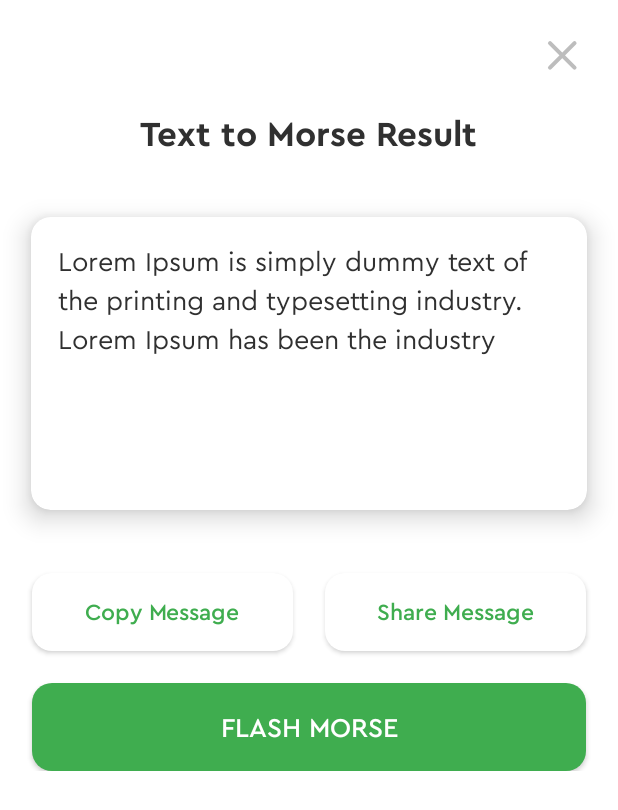
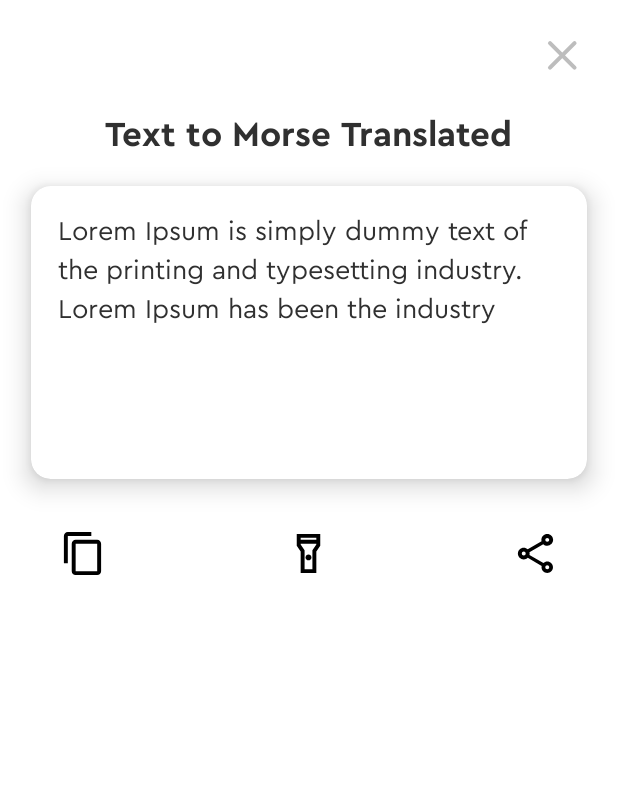
Before and after one commit to kyooz/morse_code_translator_android, an Android app: the layout dialog_bottom_translated.xml on its own in the app's theme, with its tools: preview values and no code run, on a phone screen of 412 x 824 dp. Shown: the top 810 px of the screen. Run offline under Robolectric (Android 15) with nearby library versions, the phone set to English and light mode, and no system bars.

Commit message:
change design translated bottom dialog

```diff
--- a/app/src/main/AndroidManifest.xml
+++ b/app/src/main/AndroidManifest.xml
@@ -23,15 +23,15 @@
         </activity>
         <activity
             android:name=".view.translator.TranslatorActivity"
-            android:exported="false"
+            android:exported="true"
             android:windowSoftInputMode="stateAlwaysHidden"
             />
 
         <activity
             android:name=".view.comunication.FlashComunicationActivity"
-            android:exported="false"
+            android:exported="true"
             android:windowSoftInputMode="stateAlwaysHidden"
-            android:theme="@style/AppThemeToolbar"
+            android:theme="@style/AppTheme"
             />
 
     </application>
--- /dev/null
+++ b/app/src/main/res/drawable/ic_copy_black.xml
@@ -0,0 +1,9 @@
+<vector xmlns:android="http://schemas.android.com/apk/res/android"
+    android:width="24dp"
+    android:height="24dp"
+    android:viewportWidth="24"
+    android:viewportHeight="24">
+  <path
+      android:pathData="M16.5,1H4.5C3.4,1 2.5,1.9 2.5,3V17H4.5V3H16.5V1ZM19.5,5H8.5C7.4,5 6.5,5.9 6.5,7V21C6.5,22.1 7.4,23 8.5,23H19.5C20.6,23 21.5,22.1 21.5,21V7C21.5,5.9 20.6,5 19.5,5ZM19.5,21H8.5V7H19.5V21Z"
+      android:fillColor="#000000"/>
+</vector>
--- /dev/null
+++ b/app/src/main/res/drawable/ic_flashlight_black.xml
@@ -0,0 +1,12 @@
+<vector xmlns:android="http://schemas.android.com/apk/res/android"
+    android:width="24dp"
+    android:height="24dp"
+    android:viewportWidth="24"
+    android:viewportHeight="24">
+  <path
+      android:pathData="M18,2H6V8L8,11V22H16V11L18,8V2ZM16,4V5H8V4H16ZM14,10.4V20H10V10.39L8,7.39V7H16V7.39L14,10.4Z"
+      android:fillColor="#000000"/>
+  <path
+      android:pathData="M12,15.5C12.828,15.5 13.5,14.828 13.5,14C13.5,13.172 12.828,12.5 12,12.5C11.172,12.5 10.5,13.172 10.5,14C10.5,14.828 11.172,15.5 12,15.5Z"
+      android:fillColor="#000000"/>
+</vector>
--- /dev/null
+++ b/app/src/main/res/drawable/ic_share_black.xml
@@ -0,0 +1,9 @@
+<vector xmlns:android="http://schemas.android.com/apk/res/android"
+    android:width="24dp"
+    android:height="24dp"
+    android:viewportWidth="24"
+    android:viewportHeight="24">
+  <path
+      android:pathData="M18,16.12C17.24,16.12 16.56,16.42 16.04,16.89L8.91,12.74C8.96,12.51 9,12.28 9,12.04C9,11.8 8.96,11.57 8.91,11.34L15.96,7.23C16.5,7.73 17.21,8.04 18,8.04C19.66,8.04 21,6.7 21,5.04C21,3.38 19.66,2.04 18,2.04C16.34,2.04 15,3.38 15,5.04C15,5.28 15.04,5.51 15.09,5.74L8.04,9.85C7.5,9.35 6.79,9.04 6,9.04C4.34,9.04 3,10.38 3,12.04C3,13.7 4.34,15.04 6,15.04C6.79,15.04 7.5,14.73 8.04,14.23L15.16,18.39C15.11,18.6 15.08,18.82 15.08,19.04C15.08,20.65 16.39,21.96 18,21.96C19.61,21.96 20.92,20.65 20.92,19.04C20.92,17.43 19.61,16.12 18,16.12ZM18,4.04C18.55,4.04 19,4.49 19,5.04C19,5.59 18.55,6.04 18,6.04C17.45,6.04 17,5.59 17,5.04C17,4.49 17.45,4.04 18,4.04ZM6,13.04C5.45,13.04 5,12.59 5,12.04C5,11.49 5.45,11.04 6,11.04C6.55,11.04 7,11.49 7,12.04C7,12.59 6.55,13.04 6,13.04ZM18,20.06C17.45,20.06 17,19.61 17,19.06C17,18.51 17.45,18.06 18,18.06C18.55,18.06 19,18.51 19,19.06C19,19.61 18.55,20.06 18,20.06Z"
+      android:fillColor="#000000"/>
+</vector>
--- a/app/src/main/res/layout/dialog_bottom_translated.xml
+++ b/app/src/main/res/layout/dialog_bottom_translated.xml
@@ -1,16 +1,17 @@
 <?xml version="1.0" encoding="utf-8"?>
 <LinearLayout xmlns:android="http://schemas.android.com/apk/res/android"
     xmlns:app="http://schemas.android.com/apk/res-auto"
-    android:orientation="vertical"
     android:layout_width="match_parent"
-    android:layout_height="match_parent"
-    >
+    android:layout_height="wrap_content"
+    android:orientation="vertical">
 
     <LinearLayout
         android:layout_width="match_parent"
         android:layout_height="wrap_content"
         android:orientation="vertical"
-        android:padding="@dimen/_16sdp"
+        android:paddingStart="@dimen/_16sdp"
+        android:paddingEnd="@dimen/_16sdp"
+        android:paddingTop="@dimen/_16sdp"
         >
 
         <ImageView
@@ -18,18 +19,16 @@
             android:layout_width="@dimen/_25sdp"
             android:layout_height="@dimen/_25sdp"
             android:layout_gravity="end|top"
-            android:src="@drawable/ic_close"
-            />
+            android:src="@drawable/ic_close" />
 
         <TextView
             android:id="@+id/tvTitle"
+            style="@style/textH2"
             android:layout_width="wrap_content"
             android:layout_height="wrap_content"
             android:layout_gravity="center"
             android:layout_marginTop="@dimen/_16sdp"
-            style="@style/textH2"
-            android:text="Text to Morse Result"
-            />
+            android:text="@string/text_to_morse_translated" />
 
     </LinearLayout>
 
@@ -37,81 +36,59 @@
     <androidx.cardview.widget.CardView
         android:layout_width="match_parent"
         android:layout_height="wrap_content"
+        android:layout_margin="@dimen/_16sdp"
         android:minHeight="@dimen/_150sdp"
-        android:layout_margin="@dimen/_16sdp"
         app:cardCornerRadius="@dimen/_10sdp"
-        app:cardElevation="@dimen/_8sdp"
-        >
+        app:cardElevation="@dimen/_8sdp">
 
         <LinearLayout
             android:layout_width="match_parent"
             android:layout_height="wrap_content"
             android:minHeight="@dimen/_150sdp"
-            android:padding="@dimen/_14sdp"
-            >
+            android:padding="@dimen/_14sdp">
 
             <TextView
                 android:id="@+id/tvMessage"
+                style="@style/textBody2"
                 android:layout_width="match_parent"
                 android:layout_height="wrap_content"
-                android:text="@string/lorem_description"
-                style="@style/textBody2"
                 android:lineSpacingExtra="@dimen/_6ssp"
-                />
+                android:text="@string/lorem_description" />
 
         </LinearLayout>
 
     </androidx.cardview.widget.CardView>
 
-    <LinearLayout
+    <RelativeLayout
         android:layout_width="match_parent"
         android:layout_height="wrap_content"
-        android:orientation="vertical"
-        android:layout_margin="@dimen/_8sdp"
-        >
+        android:layout_marginTop="@dimen/_10sdp"
+        android:layout_marginBottom="@dimen/_20sdp"
+        android:layout_marginStart="@dimen/_30sdp"
+        android:layout_marginEnd="@dimen/_30sdp">
 
-        <LinearLayout
-            android:layout_width="match_parent"
-            android:layout_height="wrap_content"
-            android:orientation="horizontal"
-            android:weightSum="2"
-            >
+        <ImageView
+            android:id="@+id/ivCopy"
+            android:layout_width="@dimen/_24sdp"
+            android:layout_height="@dimen/_24sdp"
+            android:layout_alignParentStart="true"
+            android:src="@drawable/ic_copy_black" />
 
-            <androidx.appcompat.widget.AppCompatButton
-                android:id="@+id/btnCopy"
-                android:layout_width="match_parent"
-                android:layout_height="wrap_content"
-                android:layout_weight="1"
-                android:text="@string/copy_message"
-                android:textAllCaps="false"
-                style="@style/btnSecondary"
-                android:layout_margin="@dimen/_8sdp"
-                />
+        <ImageView
+            android:id="@+id/ivFlash"
+            android:layout_width="@dimen/_24sdp"
+            android:layout_height="@dimen/_24sdp"
+            android:layout_centerHorizontal="true"
+            android:src="@drawable/ic_flashlight_black" />
 
-            <androidx.appcompat.widget.AppCompatButton
-                android:id="@+id/btnShare"
-                android:layout_width="match_parent"
-                android:layout_height="wrap_content"
-                android:layout_weight="1"
-                android:text="@string/share_message"
-                android:textAllCaps="false"
-                style="@style/btnSecondary"
-                android:layout_margin="@dimen/_8sdp"
-                />
+        <ImageView
+            android:id="@+id/ivShare"
+            android:layout_width="@dimen/_24sdp"
+            android:layout_height="@dimen/_24sdp"
+            android:layout_alignParentEnd="true"
+            android:src="@drawable/ic_share_black" />
 
-        </LinearLayout>
 
-        <androidx.appcompat.widget.AppCompatButton
-            android:id="@+id/btnFlashOn"
-            android:layout_width="match_parent"
-            android:layout_height="wrap_content"
-            android:layout_marginStart="@dimen/_8sdp"
-            android:layout_marginEnd="@dimen/_8sdp"
-            android:layout_marginTop="@dimen/_8sdp"
-            style="@style/btnPrimary"
-            android:text="Flash Morse"
-            />
-
-    </LinearLayout>
+    </RelativeLayout>
 
 </LinearLayout>
```
Also changed, not shown: app/src/main/java/com/morsecodetranslator/view/comunication/FlashComunicationActivity.kt (+22 -10 lines), app/src/main/java/com/morsecodetranslator/view/translator/TextToMorseFragment.kt (+14 -3 lines), app/src/main/java/com/morsecodetranslator/view/translator/TranslatedBottomDialog.kt (+20 -8 lines), app/src/main/res/values/strings.xml (+10 -1 lines).
